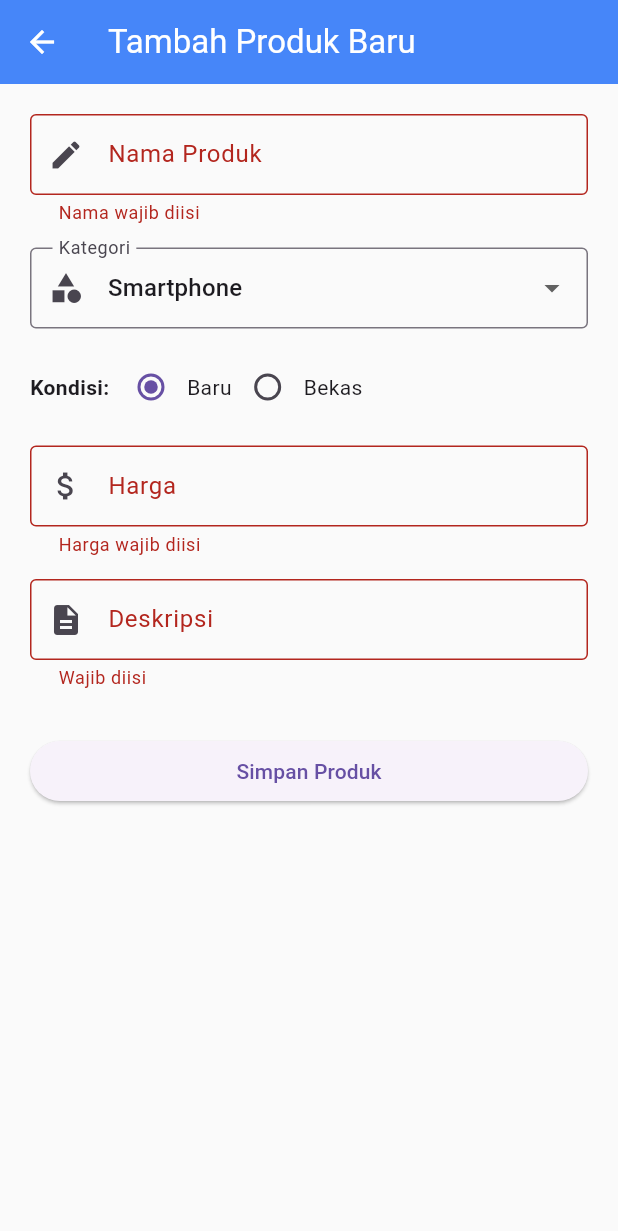
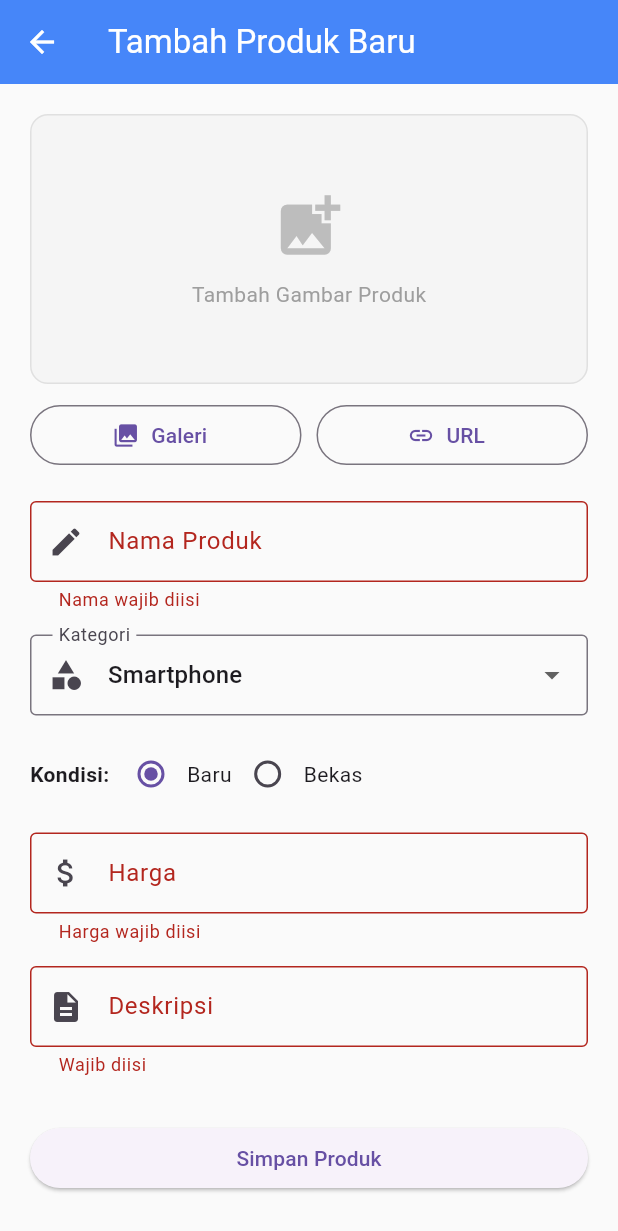
Before and after one commit to suftdiez/catalog-app, a Flutter app: the AddProductPage screen opened directly, after a tap on "Simpan Produk", on a phone screen of 412 x 824 dp. Shown: the top 1231 px of the screen. Run offline on Flutter 3.47's test engine with Material 3 defaults, Android fonts, the phone set to English and light mode, and no system bars; our stand-ins replace carousel_slider, image_picker, shared_preferences; accounts and stored records are empty.

Commit message:
new update

```diff
--- a/lib/main.dart
+++ b/lib/main.dart
@@ -1,9 +1,11 @@
+import 'dart:io';
 import 'package:flutter/material.dart';
 import 'package:flutter/services.dart';
 import 'package:provider/provider.dart'; // Wajib Bab 5
 import 'package:shared_preferences/shared_preferences.dart'; // Wajib Bab 4
 import 'package:carousel_slider/carousel_slider.dart'; // Wajib Bab 4.2
 import 'package:url_launcher/url_launcher.dart'; // Wajib Bab 4.2
+import 'package:image_picker/image_picker.dart'; // Image Picker
 import 'providers/product_provider.dart'; // File Provider yang baru dibuat
 import 'providers/cart_provider.dart'; // Cart Provider untuk keranjang belanja
 import 'providers/wishlist_provider.dart'; // Wishlist Provider
@@ -642,7 +644,7 @@ class _CatalogPageState extends State<CatalogPage> {
 }
 
 // =======================================================
-// BAGIAN 6: FORM TAMBAH PRODUK (DIPERTAHANKAN)
+// BAGIAN 6: FORM TAMBAH PRODUK (WITH IMAGE PICKER)
 // =======================================================
 class AddProductPage extends StatefulWidget {
   const AddProductPage({super.key});
@@ -659,6 +661,57 @@ class _AddProductPageState extends State<AddProductPage> {
   String _selectedCondition = "Baru";
   final List<String> _categories = ["Smartphone", "Laptop", "Tablet", "Aksesoris", "Lainnya"];
 
+  // Image picker
+  String _imageUrl = '';
+  String? _localImagePath;
+  final ImagePicker _picker = ImagePicker();
+
+  Future<void> _pickFromGallery() async {
+    try {
+      final XFile? image = await _picker.pickImage(source: ImageSource.gallery, maxWidth: 800);
+      if (image != null) {
+        setState(() {
+          _localImagePath = image.path;
+          _imageUrl = '';
+        });
+      }
+    } catch (e) {
+      ScaffoldMessenger.of(context).showSnackBar(
+        SnackBar(content: Text('Error: $e'), backgroundColor: Colors.red),
+      );
+    }
+  }
+
+  void _showUrlInputDialog() {
+    final urlController = TextEditingController(text: _imageUrl);
+    showDialog(
+      context: context,
+      builder: (ctx) => AlertDialog(
+        title: const Text("URL Gambar"),
+        content: TextField(
+          controller: urlController,
+          decoration: const InputDecoration(
+            hintText: "https://example.com/image.jpg",
+            prefixIcon: Icon(Icons.link),
+          ),
+        ),
+        actions: [
+          TextButton(onPressed: () => Navigator.pop(ctx), child: const Text("Batal")),
+          ElevatedButton(
+            onPressed: () {
+              setState(() {
+                _imageUrl = urlController.text;
+                _localImagePath = null;
+              });
+              Navigator.pop(ctx);
+            },
+            child: const Text("Simpan"),
+          ),
+        ],
+      ),
+    );
+  }
+
   @override
   Widget build(BuildContext context) {
     return Scaffold(
@@ -668,6 +721,68 @@ class _AddProductPageState extends State<AddProductPage> {
         child: ListView(
           padding: const EdgeInsets.all(20),
           children: [
+            // Image Picker Section
+            Container(
+              height: 180,
+              decoration: BoxDecoration(
+                color: Colors.grey.shade100,
+                borderRadius: BorderRadius.circular(12),
+                border: Border.all(color: Colors.grey.shade300),
+              ),
+              child: _localImagePath != null || _imageUrl.isNotEmpty
+                  ? Stack(
+                      children: [
+                        Center(
+                          child: ClipRRect(
+                            borderRadius: BorderRadius.circular(12),
+                            child: _localImagePath != null
+                                ? Image.file(File(_localImagePath!), fit: BoxFit.contain, height: 170)
+                                : Image.network(_imageUrl, fit: BoxFit.contain, height: 170,
+                                    errorBuilder: (c,e,s) => const Icon(Icons.broken_image, size: 60)),
+                          ),
+                        ),
+                        Positioned(
+                          top: 5, right: 5,
+                          child: IconButton(
+                            icon: const Icon(Icons.close, color: Colors.red),
+                            onPressed: () => setState(() { _localImagePath = null; _imageUrl = ''; }),
+                          ),
+                        ),
+                      ],
+                    )
+                  : Column(
+                      mainAxisAlignment: MainAxisAlignment.center,
+                      children: [
+                        Icon(Icons.add_photo_alternate, size: 50, color: Colors.grey.shade400),
+                        const SizedBox(height: 10),
+                        const Text("Tambah Gambar Produk", style: TextStyle(color: Colors.grey)),
+                      ],
+                    ),
+            ),
+            const SizedBox(height: 10),
+
+            // Image Picker Buttons
+            Row(
+              children: [
+                Expanded(
+                  child: OutlinedButton.icon(
+                    onPressed: _pickFromGallery,
+                    icon: const Icon(Icons.photo_library),
+                    label: const Text("Galeri"),
+                  ),
+                ),
+                const SizedBox(width: 10),
+                Expanded(
+                  child: OutlinedButton.icon(
+                    onPressed: _showUrlInputDialog,
+                    icon: const Icon(Icons.link),
+                    label: const Text("URL"),
+                  ),
+                ),
+              ],
+            ),
+            const SizedBox(height: 20),
+
             TextFormField(
               controller: _nameController,
               decoration: const InputDecoration(labelText: "Nama Produk", prefixIcon: Icon(Icons.edit)),
@@ -706,14 +821,21 @@ class _AddProductPageState extends State<AddProductPage> {
             ElevatedButton(
               onPressed: () {
                 if (_formKey.currentState!.validate()) {
+                  // Determine image URL to use
+                  String finalImageUrl = _imageUrl.isNotEmpty
+                      ? _imageUrl
+                      : (_localImagePath != null
+                          ? 'file://$_localImagePath'
+                          : 'https://upload.wikimedia.org/wikipedia/commons/1/14/Product_sample_icon_picture.png');
+
                   final newProduct = Product(
                     name: _nameController.text,
                     price: "Rp ${_priceController.text}",
                     category: _selectedCategory,
                     condition: _selectedCondition,
                     description: _descController.text,
+                    imageUrl: finalImageUrl,
                   );
-                  // PANGGIL PROVIDER UNTUK SIMPAN DATA
                   Provider.of<ProductProvider>(context, listen: false).addProduct(newProduct);
                   Navigator.pop(context);
                 }
--- a/pubspec.yaml
+++ b/pubspec.yaml
@@ -39,6 +39,7 @@ dependencies:
   carousel_slider: ^5.0.0
   url_launcher: ^6.2.1
   provider: ^6.1.1
+  image_picker: ^1.0.7
 
 dev_dependencies:
   flutter_test:
```
Also changed, not shown: pubspec.lock, 5 other files.
